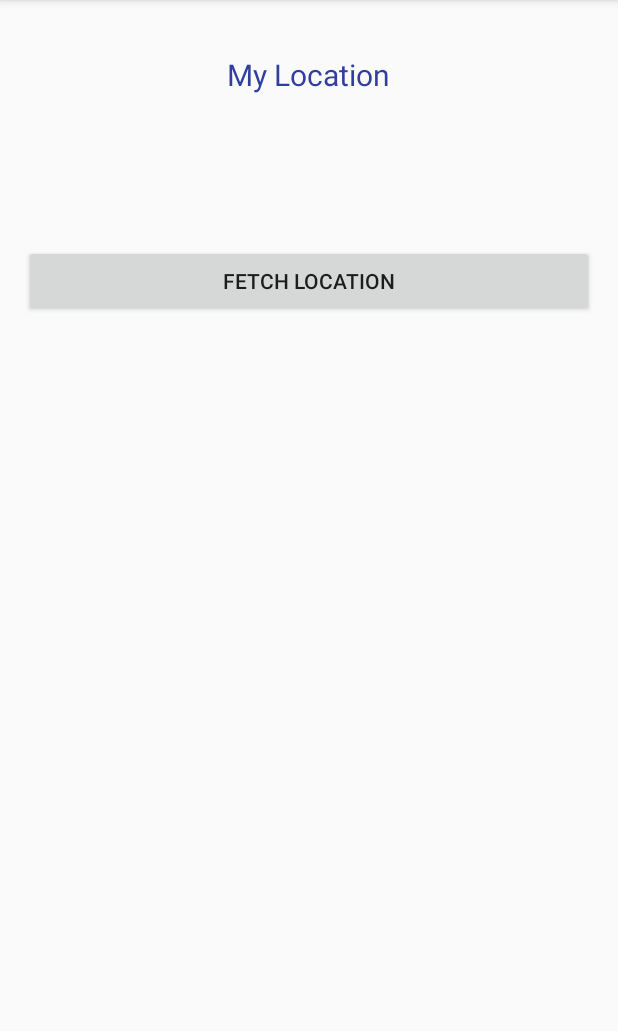
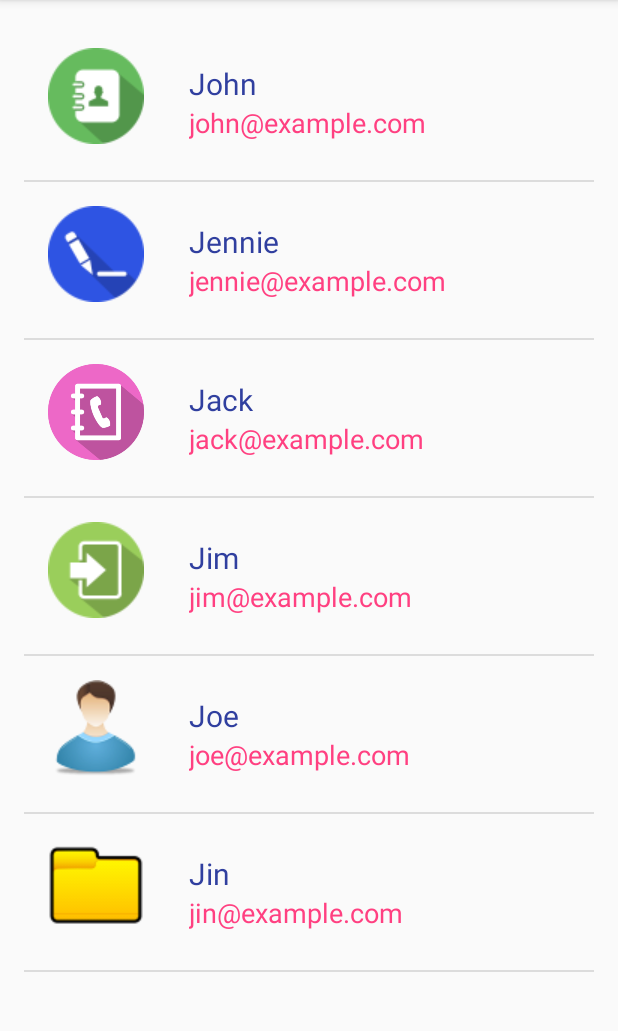
Before and after one commit to ishantk/ENC2018Android, an Android app: the screen it shows after launch (MyLocationActivity before the commit, UsersActivity after it), on a phone screen of 412 x 824 dp, the part 84-1115 px from its top. Run offline under Robolectric (Android 15) with nearby library versions, the phone set to English and light mode, and no system bars.

```diff
--- a/app/src/main/AndroidManifest.xml
+++ b/app/src/main/AndroidManifest.xml
@@ -3,8 +3,8 @@
     package="com.auribises.activitylifecycle">
 
     <uses-permission android:name="android.permission.INTERNET" />
-    <uses-permission android:name="android.permission.ACCESS_COARSE_LOCATION"/>
-    <uses-permission android:name="android.permission.ACCESS_FINE_LOCATION"/>
+    <uses-permission android:name="android.permission.ACCESS_COARSE_LOCATION" />
+    <uses-permission android:name="android.permission.ACCESS_FINE_LOCATION" />
 
     <application
         android:allowBackup="true"
@@ -25,7 +25,7 @@
         <activity android:name=".YourActivity" />
         <activity android:name=".LayoutsActivity" />
         <activity android:name=".ViewsActivity" />
-        <activity android:name=".NewsActivity"></activity>
+        <activity android:name=".NewsActivity" />
         <activity android:name=".NewsDisplayActivity" />
         <activity android:name=".SplashActivity">
             <intent-filter>
@@ -34,7 +34,8 @@
                 <category android:name="android.intent.category.LAUNCHER" />
             </intent-filter>
         </activity>
-        <activity android:name=".MyLocationActivity"></activity>
+        <activity android:name=".MyLocationActivity" />
+        <activity android:name=".UsersActivity"></activity>
     </application>
 
 </manifest>
--- a/app/src/main/java/com/auribises/activitylifecycle/SplashActivity.java
+++ b/app/src/main/java/com/auribises/activitylifecycle/SplashActivity.java
@@ -23,7 +23,7 @@ public class SplashActivity extends AppCompatActivity {
         @Override
         public void handleMessage(Message msg) {
             if(msg.what == 101){
-                Intent intent = new Intent(SplashActivity.this,MyLocationActivity.class);
+                Intent intent = new Intent(SplashActivity.this,UsersActivity.class);
                 startActivity(intent);
                 finish();
             }
--- /dev/null
+++ b/app/src/main/java/com/auribises/activitylifecycle/User.java
@@ -0,0 +1,22 @@
+package com.auribises.activitylifecycle;
+
+/**
+ * Created by ishantkumar on 22/02/18.
+ */
+
+public class User {
+
+    int image;
+    String name;
+    String email;
+
+    public User(){
+
+    }
+
+    public User(int image, String name, String email) {
+        this.image = image;
+        this.name = name;
+        this.email = email;
+    }
+}
--- /dev/null
+++ b/app/src/main/java/com/auribises/activitylifecycle/UserAdapter.java
@@ -0,0 +1,53 @@
+package com.auribises.activitylifecycle;
+
+import android.content.Context;
+import android.support.annotation.NonNull;
+import android.support.annotation.Nullable;
+import android.view.LayoutInflater;
+import android.view.View;
+import android.view.ViewGroup;
+import android.widget.ArrayAdapter;
+import android.widget.ImageView;
+import android.widget.TextView;
+
+import java.util.ArrayList;
+import java.util.List;
+
+/**
+ * Created by ishantkumar on 22/02/18.
+ */
+
+
+public class UserAdapter extends ArrayAdapter<User> {
+
+    Context context;
+    int resource;
+    ArrayList<User> objects;
+
+    public UserAdapter(Context context, int resource, ArrayList<User> objects) {
+        super(context, resource, objects);
+
+        this.context = context;
+        this.resource = resource;
+        this.objects = objects;
+    }
+
+    @NonNull
+    @Override
+    public View getView(int position, View convertView, ViewGroup parent) {
+
+        View view = LayoutInflater.from(context).inflate(resource,parent,false);
+
+        ImageView imageView = view.findViewById(R.id.imageView);
+        TextView txtName = view.findViewById(R.id.textViewName);
+        TextView txtEmail = view.findViewById(R.id.textViewEmail);
+
+        User user = objects.get(position);
+
+        imageView.setBackgroundResource(user.image);
+        txtName.setText(user.name);
+        txtEmail.setText(user.email);
+
+        return view;
+    }
+}
--- /dev/null
+++ b/app/src/main/java/com/auribises/activitylifecycle/UsersActivity.java
@@ -0,0 +1,53 @@
+package com.auribises.activitylifecycle;
+
+import android.support.v7.app.AppCompatActivity;
+import android.os.Bundle;
+import android.view.View;
+import android.widget.AdapterView;
+import android.widget.ListView;
+import android.widget.Toast;
+
+import java.util.ArrayList;
+
+public class UsersActivity extends AppCompatActivity implements AdapterView.OnItemClickListener{
+
+    ListView listView;
+    ArrayList<User> userList;
+    UserAdapter userAdapter;
+
+    void initViews(){
+        listView = findViewById(R.id.listView);
+        userList = new ArrayList<>();
+
+        User u1 = new User(R.drawable.contact,"John","john@example.com");
+        User u2 = new User(R.drawable.todo,"Jennie","jennie@example.com");
+        User u3 = new User(R.drawable.pb,"Jack","jack@example.com");
+        User u4 = new User(R.drawable.category,"Jim","jim@example.com");
+        User u5 = new User(R.drawable.user,"Joe","joe@example.com");
+        //User u6 = new User(R.drawable.folder,"Jin","jin@example.com");
+
+        userList.add(u1); // 0
+        userList.add(u2);
+        userList.add(u3);
+        userList.add(u4);
+        userList.add(u5);
+        userList.add(new User(R.drawable.folder,"Jin","jin@example.com")); // n-1
+
+        userAdapter = new UserAdapter(this,R.layout.list_item,userList);
+        listView.setAdapter(userAdapter);
+        listView.setOnItemClickListener(this);
+    }
+
+    @Override
+    protected void onCreate(Bundle savedInstanceState) {
+        super.onCreate(savedInstanceState);
+        setContentView(R.layout.activity_users);
+        initViews();
+    }
+
+    @Override
+    public void onItemClick(AdapterView<?> adapterView, View view, int i, long l) {
+        User user = userList.get(i);
+        Toast.makeText(this,"You Selected: "+user.name,Toast.LENGTH_LONG).show();
+    }
+}
--- /dev/null
+++ b/app/src/main/res/layout/activity_users.xml
@@ -0,0 +1,11 @@
+<?xml version="1.0" encoding="utf-8"?>
+<ListView xmlns:android="http://schemas.android.com/apk/res/android"
+    xmlns:app="http://schemas.android.com/apk/res-auto"
+    xmlns:tools="http://schemas.android.com/tools"
+    android:layout_width="match_parent"
+    android:layout_height="match_parent"
+    android:padding="16dp"
+    android:id="@+id/listView"
+    tools:context="com.auribises.activitylifecycle.UsersActivity">
+
+</ListView>
--- /dev/null
+++ b/app/src/main/res/layout/list_item.xml
@@ -0,0 +1,40 @@
+<?xml version="1.0" encoding="utf-8"?>
+<LinearLayout xmlns:android="http://schemas.android.com/apk/res/android"
+    xmlns:app="http://schemas.android.com/apk/res-auto"
+    android:orientation="horizontal"
+    android:layout_width="match_parent"
+    android:layout_height="wrap_content"
+    android:padding="16dp">
+
+
+    <ImageView
+        android:id="@+id/imageView"
+        android:layout_width="64dp"
+        android:layout_height="64dp"
+        android:background="@color/colorPrimary"
+        />
+
+    <LinearLayout
+        android:layout_width="wrap_content"
+        android:layout_height="wrap_content"
+        android:padding="10dp"
+        android:layout_marginLeft="20dp"
+        android:orientation="vertical">
+
+        <TextView
+            android:id="@+id/textViewName"
+            android:layout_width="match_parent"
+            android:layout_height="wrap_content"
+            android:textColor="@color/colorPrimaryDark"
+            android:textSize="20dp"
+            android:text="John Watson" />
+
+        <TextView
+            android:id="@+id/textViewEmail"
+            android:layout_width="match_parent"
+            android:layout_height="wrap_content"
+            android:textColor="@color/colorAccent"
+            android:textSize="18dp"
+            android:text="john@example.com" />
+    </LinearLayout>
+</LinearLayout>
```
Also changed, not shown: app/src/main/res/drawable/category.png (added), app/src/main/res/drawable/contact.png (added), app/src/main/res/drawable/folder.png (added), app/src/main/res/drawable/music.png (added), app/src/main/res/drawable/pb.png (added), app/src/main/res/drawable/todo.png (added), app/src/main/res/drawable/user.png (added).
